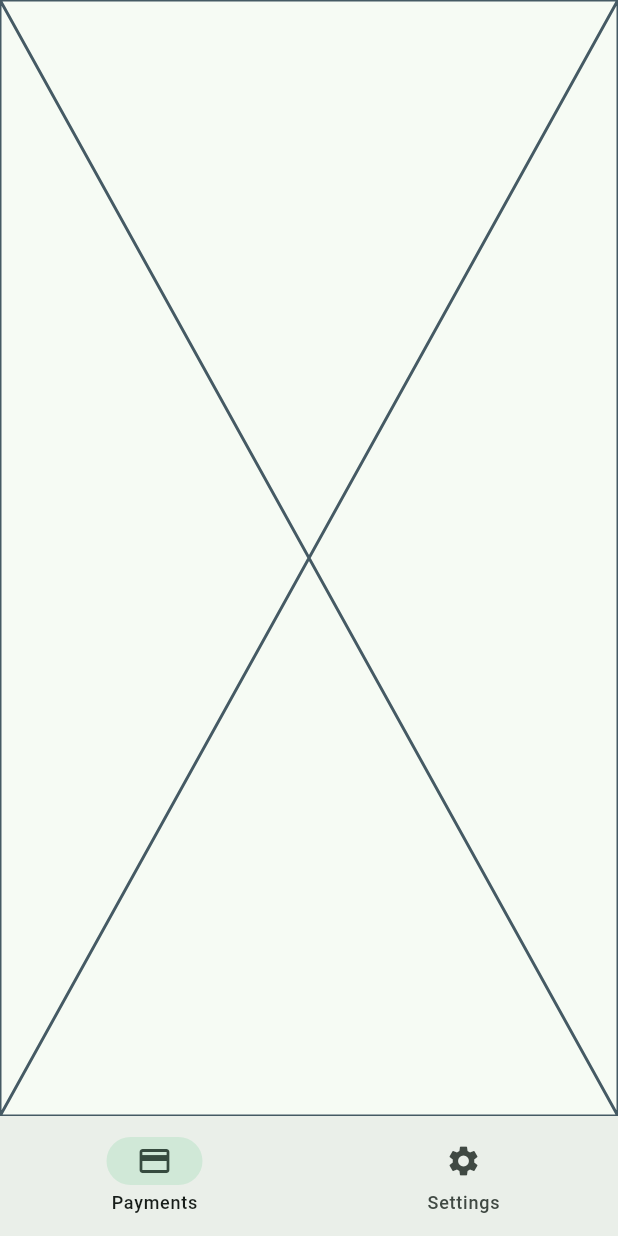
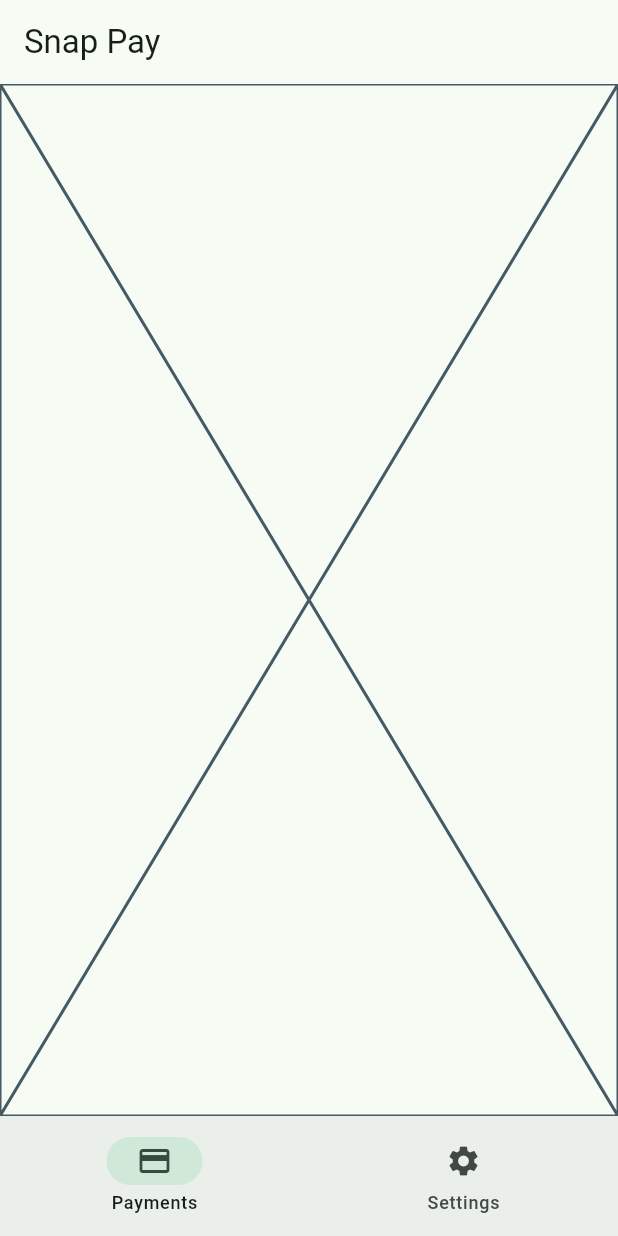
Before and after one commit to acano99/snap_pay, a Flutter app: the screen it shows after launch, on a phone screen of 412 x 824 dp. Run offline on Flutter 3.47's test engine with Material 3 defaults, Android fonts, the phone set to English and light mode, and no system bars; our stand-ins replace bloc, equatable, flutter_bloc, go_router, shared_preferences.

Commit message:
update: actualizacion de la ui

```diff
--- a/lib/src/start_screen.dart
+++ b/lib/src/start_screen.dart
@@ -8,6 +8,7 @@ class NavigationBarScreen extends StatelessWidget {
   @override
   Widget build(BuildContext context) {
     return Scaffold(
+      appBar: AppBar(title: const Text('Snap Pay')),
       body: navigationShell,
       bottomNavigationBar: NavigationBar(
         selectedIndex: navigationShell.currentIndex,
```
